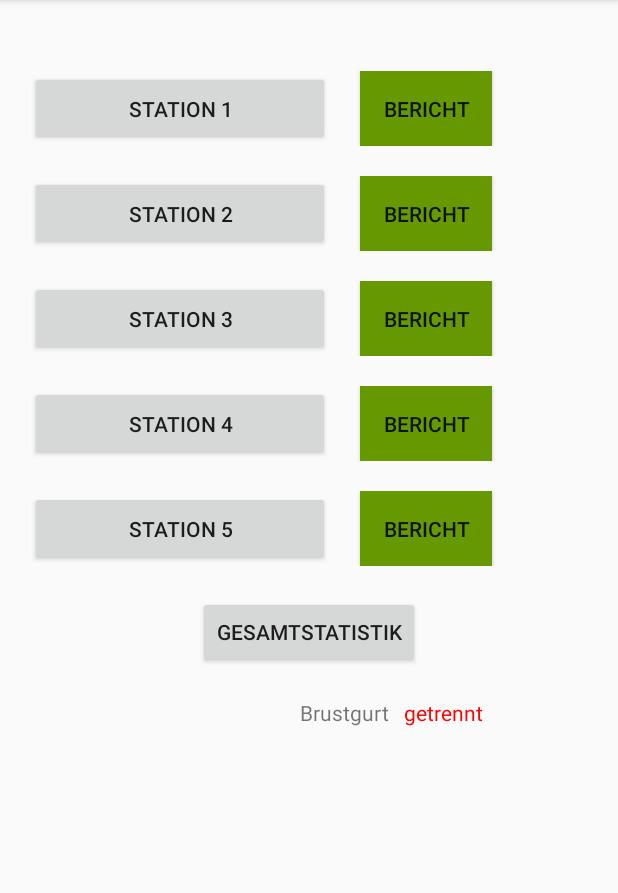
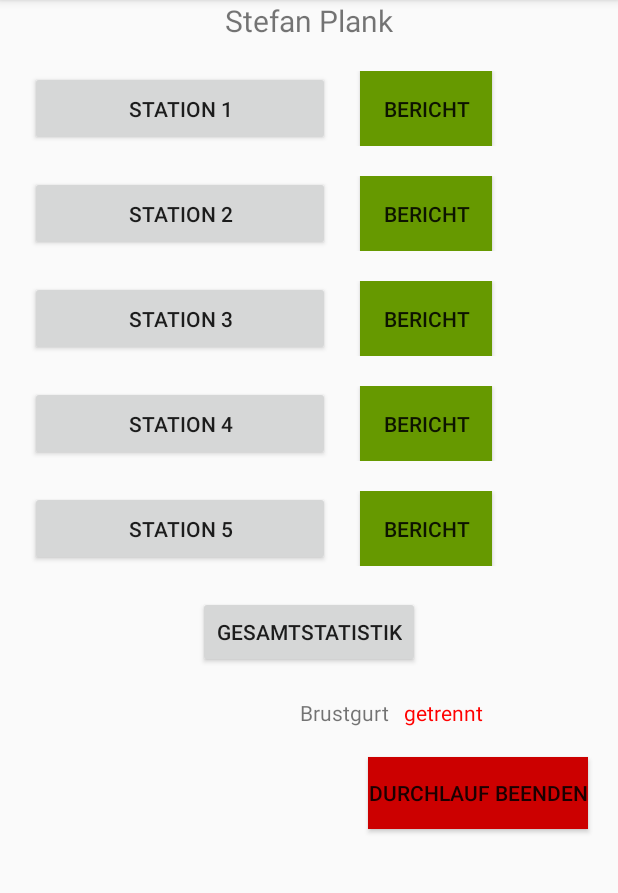
Before and after one commit to planks9/oefast, an Android app: the ConnectToMonitorActivity screen opened directly, with no data from a screen before it, on a phone screen of 412 x 824 dp, the part 84-977 px from its top. Run offline under Robolectric (Android 15) with nearby library versions, the phone set to English and light mode, and no system bars; our stand-ins replace Room's generated code; 2 statements that could not run were skipped.

Commit message:
Make a new Activity for setting PersonName, Refactor some classes, optimize BluetoohAdapterSingleton

```diff
--- a/app/src/main/java/at/ac/univie/stefan/fast/ConnectToMonitor.java
+++ b/app/src/main/java/at/ac/univie/stefan/fast/Activities/ConnectToMonitorActivity.java
@@ -1,4 +1,4 @@
-package at.ac.univie.stefan.fast;
+package at.ac.univie.stefan.fast.Activities;
 
 import android.bluetooth.BluetoothAdapter;
 import android.bluetooth.BluetoothDevice;
@@ -13,7 +13,6 @@ import android.content.Context;
 import android.content.Intent;
 import android.os.Bundle;
 import android.os.Message;
-import android.provider.ContactsContract;
 import android.support.v4.app.FragmentManager;
 import android.support.v4.app.FragmentTransaction;
 import android.support.v7.app.AppCompatActivity;
@@ -22,20 +21,23 @@ import android.util.Log;
 import java.util.ArrayList;
 import java.util.UUID;
 
+import at.ac.univie.stefan.fast.BluetoothAdapterSingleton;
 import at.ac.univie.stefan.fast.DataBase.AppDatabase;
 import at.ac.univie.stefan.fast.DataBase.DataBaseCreator;
 import at.ac.univie.stefan.fast.DataBase.SensorData;
 import at.ac.univie.stefan.fast.Fragments.StationMenueFragment;
+import at.ac.univie.stefan.fast.BluetoothMessageHandler;
+import at.ac.univie.stefan.fast.R;
 import at.ac.univie.stefan.fast.StationTracking.StationTrackingData;
 import at.ac.univie.stefan.fast.Stopwatch.StopWatchService;
 
-public class ConnectToMonitor extends AppCompatActivity {
+public class ConnectToMonitorActivity extends AppCompatActivity {
 
     public static final UUID DESCRIPTOR_CCC = UUID.fromString("00002902-0000-1000-8000-00805f9b34fb");
     public static final int MESSAGEIDHRVALUE = 1;
     public static final int MESSAGEIDRRVALUE = 2;
     public static final int MESSAGEIDCONNECTION = 3;
-    public static final String TAG = ConnectToMonitor.class.getSimpleName();
+    public static final String TAG = ConnectToMonitorActivity.class.getSimpleName();
     public static final String MACADRESSBLUETOOTHDEVICE = "MACADRESSE";
     public final UUID HR_MEASUREMENT = UUID.fromString("00002a37-0000-1000-8000-00805f9b34fb");
     public final UUID HR_SERVICE = UUID.fromString("0000180D-0000-1000-8000-00805f9b34fb");
@@ -56,7 +58,7 @@ public class ConnectToMonitor extends AppCompatActivity {
         fragmentTransaction.replace(R.id.fragmentcontainerid, new StationMenueFragment()).commit();
 
         Intent intent = getIntent();
-        bluetoothAdapter = BluetoothAdapterSingleton.getInstance().getBluetoothAdapter();
+        bluetoothAdapter = BluetoothAdapterSingleton.getBluetoothAdapter();
         bluetoothDevice = bluetoothAdapter.getRemoteDevice(intent.getStringExtra(MACADRESSBLUETOOTHDEVICE));
 
         //Start DataBaseConnection
@@ -136,7 +138,7 @@ public class ConnectToMonitor extends AppCompatActivity {
 
                 int rrPresent = (data[0] & 0x10) >> 4;
                 final int hrValue = (hrFormat == 1 ? data[1] + (data[2] << 8) : data[1]) & (hrFormat == 1 ? 0x0000FFFF : 0x000000FF);
-                Message newhrv = MessageHandlerFactory.getInstance().getHandler().obtainMessage(MESSAGEIDHRVALUE, hrValue);
+                Message newhrv = BluetoothMessageHandler.getInstance().getHandler().obtainMessage(MESSAGEIDHRVALUE, hrValue);
                 newhrv.sendToTarget();
 
                 if (!contactSupported && hrValue == 0) {
@@ -145,7 +147,7 @@ public class ConnectToMonitor extends AppCompatActivity {
                 }
                 final boolean sensorContactFinal = sensorContact;
 
-                Message newconnection = MessageHandlerFactory.getInstance().getHandler().obtainMessage(MESSAGEIDCONNECTION, sensorContactFinal);
+                Message newconnection = BluetoothMessageHandler.getInstance().getHandler().obtainMessage(MESSAGEIDCONNECTION, sensorContactFinal);
                 newconnection.sendToTarget();
                 int offset = hrFormat + 2;
                 int energy = 0;
@@ -160,7 +162,7 @@ public class ConnectToMonitor extends AppCompatActivity {
                     while (offset < len) {
                         int rrValuew = (int) ((data[offset] & 0xFF) + ((data[offset + 1] & 0xFF) << 8));
                         rrValue=rrValuew;
-                        Message newrr = MessageHandlerFactory.getInstance().getHandler().obtainMessage(MESSAGEIDRRVALUE, rrValue);
+                        Message newrr = BluetoothMessageHandler.getInstance().getHandler().obtainMessage(MESSAGEIDRRVALUE, rrValue);
                         newrr.sendToTarget();
                         offset += 2;
                         rrs.add(rrValue);
--- a/app/src/main/java/at/ac/univie/stefan/fast/BluetoothAdapterSingleton.java
+++ b/app/src/main/java/at/ac/univie/stefan/fast/BluetoothAdapterSingleton.java
@@ -3,27 +3,18 @@ package at.ac.univie.stefan.fast;
 import android.bluetooth.BluetoothAdapter;
 
 /**
- * Created by Stefan on 24.03.2018.
+ * Class to provide the whole module with the same bluetoothAdapter, so you do not need to reinstanciat
  */
 
 public class BluetoothAdapterSingleton {
 
-    private BluetoothAdapter bluetoothAdapter;
-    private static BluetoothAdapterSingleton instance;
+    private static BluetoothAdapter bluetoothAdapter;
+    private BluetoothAdapterSingleton() {  }
 
-    private BluetoothAdapterSingleton() {
-        bluetoothAdapter = BluetoothAdapter.getDefaultAdapter();
-    }
-
-    public static BluetoothAdapterSingleton getInstance() {
-        if (BluetoothAdapterSingleton.instance==null) {
-            BluetoothAdapterSingleton.instance = new BluetoothAdapterSingleton();
+    public static BluetoothAdapter getBluetoothAdapter () {
+        if (bluetoothAdapter == null) {
+            bluetoothAdapter = BluetoothAdapter.getDefaultAdapter();
         }
-         return BluetoothAdapterSingleton.instance;
-        }
-
-
-    public BluetoothAdapter getBluetoothAdapter () {
-        return this.bluetoothAdapter;
+        return bluetoothAdapter;
     }
 }
--- a/app/src/main/java/at/ac/univie/stefan/fast/BluetoothDeviceArrayAdapter.java
+++ b/app/src/main/java/at/ac/univie/stefan/fast/BluetoothDeviceArrayAdapter.java
@@ -12,6 +12,9 @@ import android.widget.TextView;
 
 import java.util.ArrayList;
 
+import at.ac.univie.stefan.fast.Activities.ConnectToMonitorActivity;
+import at.ac.univie.stefan.fast.Activities.SetNameActivity;
+
 /**
  * Created by Stefan on 23.03.2018.
  * Extend the ArrayAdapter to
@@ -20,14 +23,12 @@ import java.util.ArrayList;
 public class BluetoothDeviceArrayAdapter extends ArrayAdapter {
     public static final String TAG=BluetoothDeviceArrayAdapter.class.getSimpleName();
     private Context context;
-    private BluetoothDevice bluetoothDeviceback;
 
 
 
-    public BluetoothDeviceArrayAdapter (Context context, ArrayList<BluetoothDevice> bluetoothDeviceArrayList, BluetoothDevice bluetoothDeviceback) {
+    public BluetoothDeviceArrayAdapter (Context context, ArrayList<BluetoothDevice> bluetoothDeviceArrayList) {
         super(context,0, bluetoothDeviceArrayList);
         this.context=context;
-        this.bluetoothDeviceback=bluetoothDeviceback;
     }
 
    @Override
@@ -50,9 +51,11 @@ public class BluetoothDeviceArrayAdapter extends ArrayAdapter {
            public void onClick(View view) {
                Log.d(TAG, bluetoothDevice.getName() + " is selected");
                //ToDo: Delete this
-               bluetoothDeviceback=bluetoothDevice;
-               Intent intent = new Intent(context, ConnectToMonitor.class);
-               intent.putExtra(ConnectToMonitor.MACADRESSBLUETOOTHDEVICE,bluetoothDevice.getAddress());
+
+               Intent intent = new Intent(context, SetNameActivity.class);
+               intent.putExtra(ConnectToMonitorActivity.MACADRESSBLUETOOTHDEVICE,bluetoothDevice.getAddress());
+               intent.putExtra(SetNameActivity.BLUETOOTHDEVICENAME,bluetoothDevice.getName());
+
                context.startActivity(intent);
 
            }
--- a/app/src/main/java/at/ac/univie/stefan/fast/MessageHandlerFactory.java
+++ b/app/src/main/java/at/ac/univie/stefan/fast/BluetoothMessageHandler.java
@@ -7,18 +7,18 @@ import android.os.Message;
 import android.view.View;
 import android.widget.TextView;
 
-import static at.ac.univie.stefan.fast.ConnectToMonitor.MESSAGEIDCONNECTION;
-import static at.ac.univie.stefan.fast.ConnectToMonitor.MESSAGEIDHRVALUE;
-import static at.ac.univie.stefan.fast.ConnectToMonitor.MESSAGEIDRRVALUE;
+import static at.ac.univie.stefan.fast.Activities.ConnectToMonitorActivity.MESSAGEIDCONNECTION;
+import static at.ac.univie.stefan.fast.Activities.ConnectToMonitorActivity.MESSAGEIDHRVALUE;
+import static at.ac.univie.stefan.fast.Activities.ConnectToMonitorActivity.MESSAGEIDRRVALUE;
 
 /**
  * Created by Stefan on 03.04.2018.
  */
 
-public class MessageHandlerFactory extends Handler {
+public class BluetoothMessageHandler extends Handler {
 
     private Handler handler;
-    private static MessageHandlerFactory instance;
+    private static BluetoothMessageHandler instance;
 
     private static TextView hr;
     private static TextView rr;
@@ -27,7 +27,7 @@ public class MessageHandlerFactory extends Handler {
     private static boolean textviewidrravailible;
     private static boolean textviewidconnctionstateavailibel;
 
-    private MessageHandlerFactory () {
+    private BluetoothMessageHandler() {
 
 
 
@@ -63,11 +63,11 @@ public class MessageHandlerFactory extends Handler {
         };
     }
 
-    public static MessageHandlerFactory getInstance () {
-        if (MessageHandlerFactory.instance==null) {
-            MessageHandlerFactory.instance = new MessageHandlerFactory();
+    public static BluetoothMessageHandler getInstance () {
+        if (BluetoothMessageHandler.instance==null) {
+            BluetoothMessageHandler.instance = new BluetoothMessageHandler();
         }
-        return MessageHandlerFactory.instance;
+        return BluetoothMessageHandler.instance;
     }
 
     public Handler getHandler () {
--- a/app/src/main/java/at/ac/univie/stefan/fast/Fragments/StationFinishedFragment.java
+++ b/app/src/main/java/at/ac/univie/stefan/fast/Fragments/StationFinishedFragment.java
@@ -11,8 +11,6 @@ import android.view.ViewGroup;
 
 import at.ac.univie.stefan.fast.R;
 import at.ac.univie.stefan.fast.StationTracking.StationTrackingData;
-
-import static at.ac.univie.stefan.fast.KeyValues.STATIONNAME;
 
 /**
  * Created by Stefan on 09.04.2018.
--- a/app/src/main/java/at/ac/univie/stefan/fast/Fragments/StationMenueFragment.java
+++ b/app/src/main/java/at/ac/univie/stefan/fast/Fragments/StationMenueFragment.java
@@ -1,5 +1,6 @@
 package at.ac.univie.stefan.fast.Fragments;
 
+import android.content.Intent;
 import android.graphics.Color;
 import android.os.Bundle;
 import android.support.annotation.Nullable;
@@ -12,7 +13,8 @@ import android.view.ViewGroup;
 import android.widget.Button;
 import android.widget.TextView;
 
-import at.ac.univie.stefan.fast.MessageHandlerFactory;
+import at.ac.univie.stefan.fast.Activities.PersonManagementActivity;
+import at.ac.univie.stefan.fast.BluetoothMessageHandler;
 import at.ac.univie.stefan.fast.R;
 import at.ac.univie.stefan.fast.StationTracking.StationTrackingData;
 
@@ -41,6 +43,7 @@ public class StationMenueFragment extends Fragment {
     Button buttonBerichtStationThree;
     Button buttonBerichtStationFour;
     Button buttonBerichtStationFive;
+    Button buttonendEndDurchlauf;
     TextView textViewConnected;
     TextView textViewPersonName;
 
@@ -61,6 +64,7 @@ public class StationMenueFragment extends Fragment {
         buttonBerichtStationThree = (Button) view.findViewById(R.id.buttonBerichtStationThree);
         buttonBerichtStationFour = (Button) view.findViewById(R.id.buttonBerichtStationFour);
         buttonBerichtStationFive = (Button) view.findViewById(R.id.buttonBerichtStationFive);
+        buttonendEndDurchlauf = (Button) view.findViewById(R.id.buttonEndDurchlauf);
         textViewConnected = (TextView) view.findViewById(R.id.textViewStationMenueConnected);
         textViewPersonName = (TextView) view.findViewById(R.id.textViewStationMenuePersonName);
         //Set first Text to getrennt because the belt is connecting in the background and as soon as the belt is connected it sets the Text to connected
@@ -68,7 +72,7 @@ public class StationMenueFragment extends Fragment {
         textViewConnected.setTextColor(Color.RED);
         textViewPersonName.setText(StationTrackingData.getPersonname());
 
-        MessageHandlerFactory.getInstance().setTextViews(view, 0, 0, R.id.textViewStationMenueConnected);
+        BluetoothMessageHandler.getInstance().setTextViews(view, 0, 0, R.id.textViewStationMenueConnected);
 
 
         buttonStationOne.setOnClickListener(onClickListener);
@@ -80,6 +84,8 @@ public class StationMenueFragment extends Fragment {
         buttonStationFour.setOnClickListener(onClickListener);
 
         buttonStationFive.setOnClickListener(onClickListener);
+
+        buttonendEndDurchlauf.setOnClickListener(onClickListener);
 
 
         return view;
@@ -105,16 +111,23 @@ public class StationMenueFragment extends Fragment {
                 StationTrackingData.setActualStation(STATIONFOUR);
             }
             else if (view.getId()==buttonStationFive.getId()) {
-                StationTrackingData.setActualStation(STATIONFIVE);            }
+                StationTrackingData.setActualStation(STATIONFIVE);
+            }
+
             else {
                 Log.e(StationMenueFragment.class.getSimpleName(),"Could not map button press");
             }
 
-            StationReadyFragment stationReadyFragment = new StationReadyFragment();
-
-            //Switch to new Fragment and Set this Fragment to be shown when back button is pressed
-            FragmentTransaction fragmentTransaction = getFragmentManager().beginTransaction();
-            fragmentTransaction.replace(R.id.fragmentcontainerid,stationReadyFragment).addToBackStack("BackToStationMenue").commit();
+            //Handle next step to be made
+            if (view.getId()==buttonendEndDurchlauf.getId()) {
+                Intent intent = new Intent(getContext(), PersonManagementActivity.class);
+                startActivity(intent);
+            } else {
+                StationReadyFragment stationReadyFragment = new StationReadyFragment();
+                FragmentTransaction fragmentTransaction = getFragmentManager().beginTransaction();
+                //Switch to new Fragment and Set this Fragment to be shown when back button is pressed
+                fragmentTransaction.replace(R.id.fragmentcontainerid, stationReadyFragment).addToBackStack("BackToStationMenue").commit();
+            }
 
         }
     };
--- a/app/src/main/java/at/ac/univie/stefan/fast/Fragments/StationReadyFragment.java
+++ b/app/src/main/java/at/ac/univie/stefan/fast/Fragments/StationReadyFragment.java
@@ -11,7 +11,7 @@ import android.view.ViewGroup;
 import android.widget.Button;
 import android.widget.TextView;
 
-import at.ac.univie.stefan.fast.MessageHandlerFactory;
+import at.ac.univie.stefan.fast.BluetoothMessageHandler;
 import at.ac.univie.stefan.fast.R;
 import at.ac.univie.stefan.fast.StationTracking.StationTrackingData;
 
@@ -102,7 +102,7 @@ public class StationReadyFragment extends Fragment {
                 break;
         }
 
-        MessageHandlerFactory.getInstance().setTextViews(view, textViewHR.getId(), textViewRR.getId(), textViewconnectionState.getId());
+        BluetoothMessageHandler.getInstance().setTextViews(view, textViewHR.getId(), textViewRR.getId(), textViewconnectionState.getId());
 
 
         return view;
--- a/app/src/main/java/at/ac/univie/stefan/fast/Fragments/StationRecordingFragment.java
+++ b/app/src/main/java/at/ac/univie/stefan/fast/Fragments/StationRecordingFragment.java
@@ -11,7 +11,7 @@ import android.view.ViewGroup;
 import android.widget.Button;
 import android.widget.TextView;
 
-import at.ac.univie.stefan.fast.MessageHandlerFactory;
+import at.ac.univie.stefan.fast.BluetoothMessageHandler;
 import at.ac.univie.stefan.fast.R;
 import at.ac.univie.stefan.fast.StationTracking.StationTrackingData;
 import at.ac.univie.stefan.fast.Stopwatch.StopWatchService;
@@ -115,7 +115,7 @@ public class StationRecordingFragment extends Fragment {
                 break;
         }
 
-        MessageHandlerFactory.getInstance().setTextViews(view, textViewRecordingHR.getId(), textViewRecordingRR.getId(), textViewRecordingConnected.getId());
+        BluetoothMessageHandler.getInstance().setTextViews(view, textViewRecordingHR.getId(), textViewRecordingRR.getId(), textViewRecordingConnected.getId());
 
 
         return view;
--- a/app/src/main/res/layout/personmanagement.xml
+++ b/app/src/main/res/layout/personmanagement.xml
@@ -4,7 +4,7 @@
     android:layout_height="match_parent">
 
     <Button
-        android:id="@+id/personmanagementnewcycle"
+        android:id="@+id/buttonpersonmanagementnewcycle"
         android:layout_width="wrap_content"
         android:layout_height="wrap_content"
         android:layout_marginLeft="30dp"
@@ -20,6 +20,8 @@
     <ListView
         android:id="@+id/listView_persons"
         android:layout_width="match_parent"
-        android:layout_height="369dp" />
+        android:layout_height="369dp"
+        android:layout_marginLeft="20dp"
+        android:layout_marginRight="20dp"/>
 
 </LinearLayout>
--- a/app/src/main/res/layout/stationmenue.xml
+++ b/app/src/main/res/layout/stationmenue.xml
@@ -154,5 +154,15 @@
 
     </TableRow>
 
+    <Button
+        android:id="@+id/buttonEndDurchlauf"
+        android:layout_width="wrap_content"
+        android:layout_height="wrap_content"
+        android:layout_gravity="right"
+        android:layout_marginRight="20dp"
+        android:layout_marginTop="20dp"
+        android:background="@android:color/holo_red_dark"
+        android:text="Durchlauf beenden" />
+
 
 </LinearLayout>
```
Also changed, not shown: app/src/main/AndroidManifest.xml (+6 -3 lines), app/src/main/java/at/ac/univie/stefan/fast/Activities/PersonManagementActivity.java (renamed from app/src/main/java/at/ac/univie/stefan/fast/PersonManagementActivity.java, +17 -1 lines), app/src/main/java/at/ac/univie/stefan/fast/Activities/SearchForDevicesActivity.java (renamed from app/src/main/java/at/ac/univie/stefan/fast/SearchForDevicesActivity.java, +19 -27 lines), app/src/main/java/at/ac/univie/stefan/fast/Activities/SetNameActivity.java (added, +55 -0 lines), app/src/main/java/at/ac/univie/stefan/fast/KeyValues.java (deleted, +0 -15 lines), app/src/main/res/layout/setname.xml (added, +49 -0 lines), app/src/main/res/layout/connecttomonitor.xml (renamed from app/src/main/res/layout/activity_main.xml).
